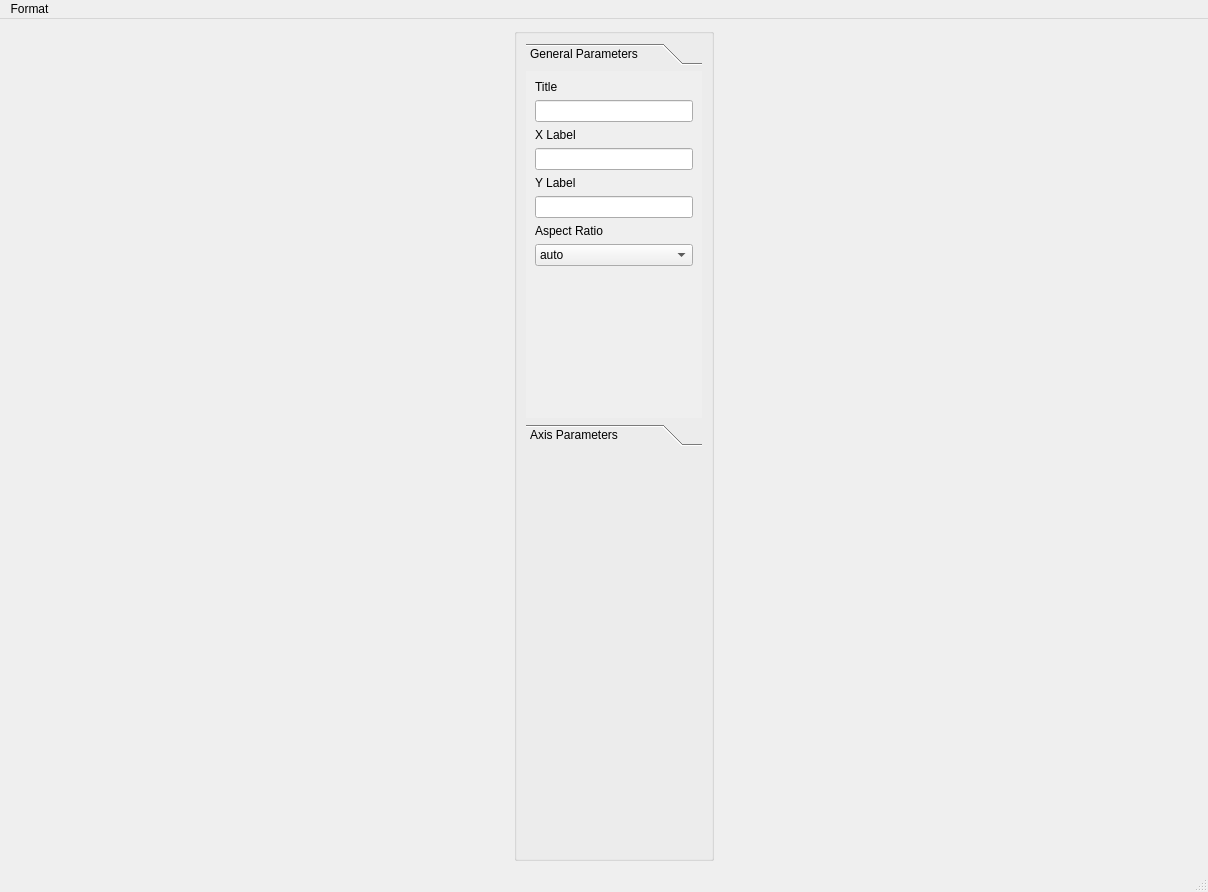
CCampJr/SciPlot-PyQt, file sciplot/ui/qt5-creator/ui_Plotter.ui: the form before one commit.
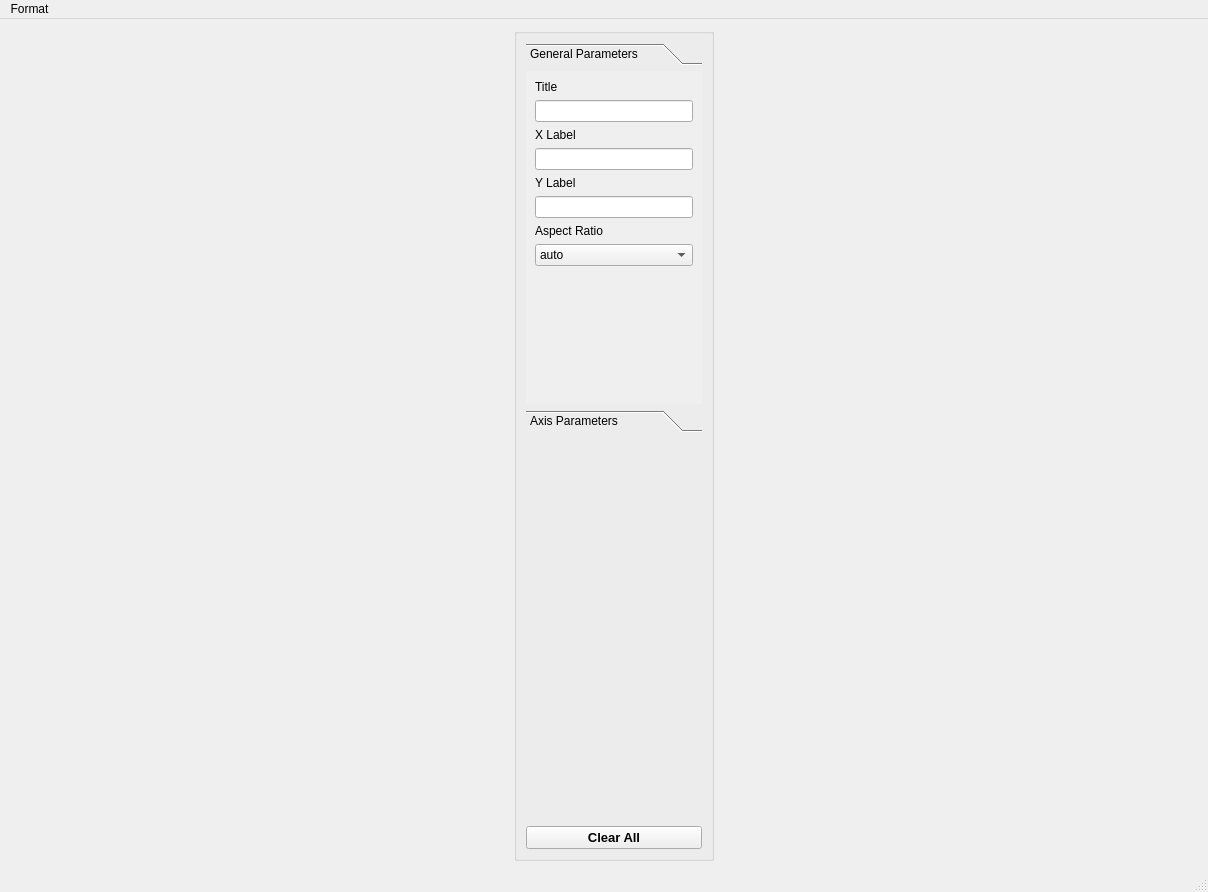
The form after the commit.

Commit message: Clear all plots pushbutton enabled

Diff of the .ui file:
```diff
--- a/sciplot/ui/qt5-creator/ui_Plotter.ui
+++ b/sciplot/ui/qt5-creator/ui_Plotter.ui
@@ -73,7 +73,7 @@
             <x>0</x>
             <y>0</y>
             <width>176</width>
-            <height>332</height>
+            <height>315</height>
            </rect>
           </property>
           <attribute name="label">
@@ -290,6 +290,21 @@
          </property>
         </spacer>
        </item>
+       <item>
+        <widget class="QPushButton" name="pushButtonClearAll">
+         <property name="font">
+          <font>
+           <family>Arial</family>
+           <pointsize>10</pointsize>
+           <weight>75</weight>
+           <bold>true</bold>
+          </font>
+         </property>
+         <property name="text">
+          <string>Clear All</string>
+         </property>
+        </widget>
+       </item>
       </layout>
      </widget>
     </item>
```
Left out of the diff: 2 changed lines with no effect on the pictures. The commit also changes 2 other files.
